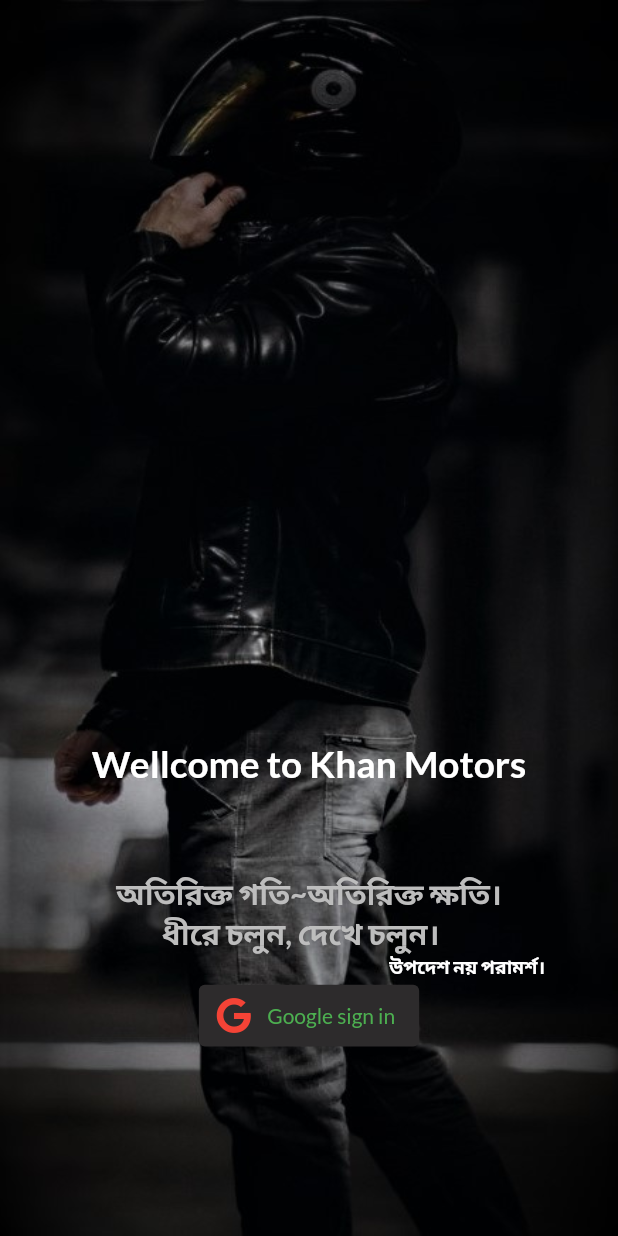
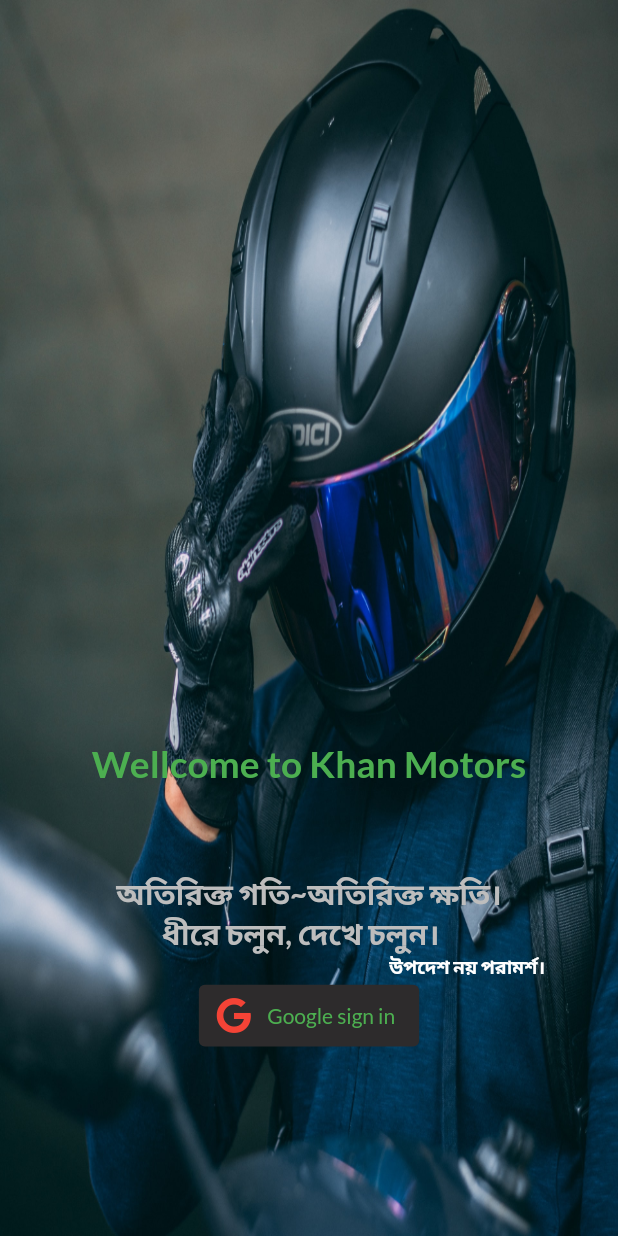
Before and after one commit to Faysal9991/Bike_Buy_sell_app, a Flutter app: the screen it shows after launch, on a phone screen of 412 x 824 dp. Run offline on Flutter 3.47's test engine with Material 2 defaults, Android fonts, the phone set to English and light mode, and no system bars; our stand-ins replace firebase_core, font_awesome_flutter, get, google_fonts, google_sign_in; accounts and stored records are empty.

Commit message:
homepage start

```diff
--- a/lib/login__ui/login_page.dart
+++ b/lib/login__ui/login_page.dart
@@ -16,30 +16,25 @@ class loginPage extends StatelessWidget {
     final  double width=MediaQuery.of(context).size.width;
 
 
-    return
-
-      Scaffold(
+    return Scaffold(
         // appBar: AppBar(
         //
         //   backgroundColor: Colors.black,
         //   title: Text('Google Sign In(sing'+(user== null?'out':'in')+')'),
         // ),
-          body:SafeArea(
-            child: Obx((){
-              if(controller.googleAccount.value==null)
-                return Container(
+      body: Container(
         height: height,
         width: width,
         decoration: BoxDecoration(
             image: DecorationImage(
-              image: AssetImage("assets/images/fastbac.jpg"),
+              image: AssetImage("assets/images/fst.jpg"),
               fit: BoxFit.fill,)
         ),
         child: Column(
           children: [
             Padding(
               padding:EdgeInsets.only(top: height*0.6),
-              child: Text("Wellcome to Khan Motors",style: GoogleFonts.lato(fontWeight: FontWeight.bold,fontSize: height*0.03,color: Colors.white),),
+              child: Text("Wellcome to Khan Motors",style: GoogleFonts.lato(fontWeight: FontWeight.bold,fontSize: height*0.03,color: Colors.green),),
             ),
             Padding(
               padding:  EdgeInsets.only(top: height*0.07),
@@ -59,17 +54,16 @@ class loginPage extends StatelessWidget {
                 label:  Text(" Google sign in",style: GoogleFonts.lato(color: Colors.green),)
             )
 
+
+
+
+
             // ElevatedButton(onPressed: ()async{await _googleSignIn.signOut();
             // setState(() {});},
             //       child: Text("sign out")),
           ],
         ),
-              );
-              else
-                return  HomePage();
-            }),
-
-          )
+      ),
       );
   }
 }
--- a/lib/main.dart
+++ b/lib/main.dart
@@ -1,7 +1,9 @@
+import 'package:bikesellapp/home_ui/home_page.dart';
 import 'package:firebase_core/firebase_core.dart';
 import 'package:flutter/cupertino.dart';
 import 'package:flutter/material.dart';
 import 'package:get/get.dart';
+import 'login__ui/login_controler.dart';
 import 'login__ui/login_page.dart';
 
 void main()async{
@@ -10,12 +12,18 @@ void main()async{
   runApp(MyApp());
 }
 class MyApp extends StatelessWidget {
-  const MyApp({Key? key}) : super(key: key);
-
+   MyApp({Key? key}) : super(key: key);
+  final controller = Get.put(LoginController());
   @override
   Widget build(BuildContext context) {
     return GetMaterialApp(
-      home: loginPage(),
+      home: Obx((){
+        if(controller.googleAccount.value==null)
+          return loginPage();
+        else
+          return  HomePage();
+      }),
+
     );
   }
 }
```
Also changed, not shown: assets/images/fastbac.jpg (deleted), assets/images/fst.jpg (added). Lines whose indentation alone changed are shown as unchanged.
